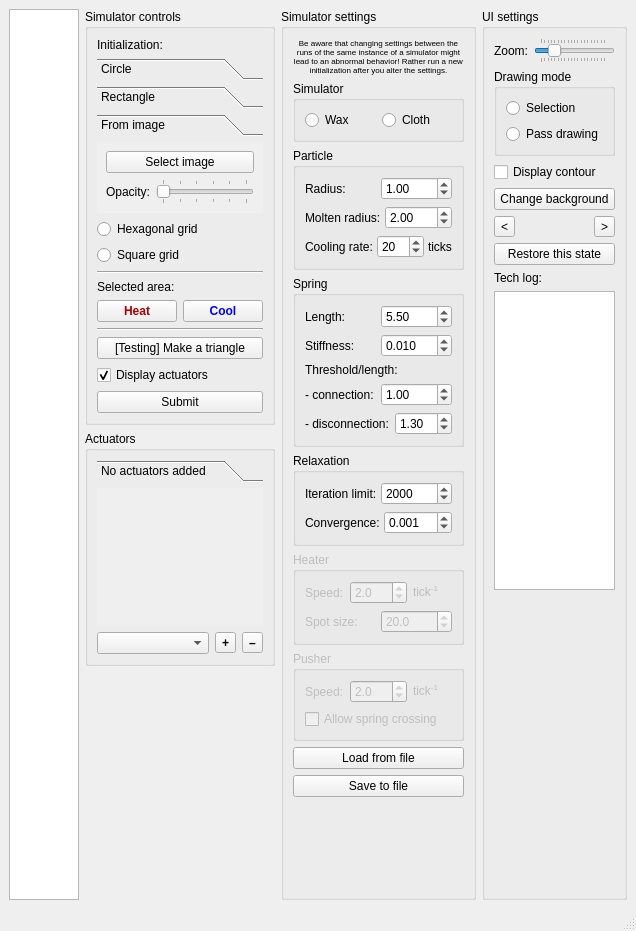
Old version of the form simulator/ui/mainwindow.ui in the repository dantrag/spring_simulator.
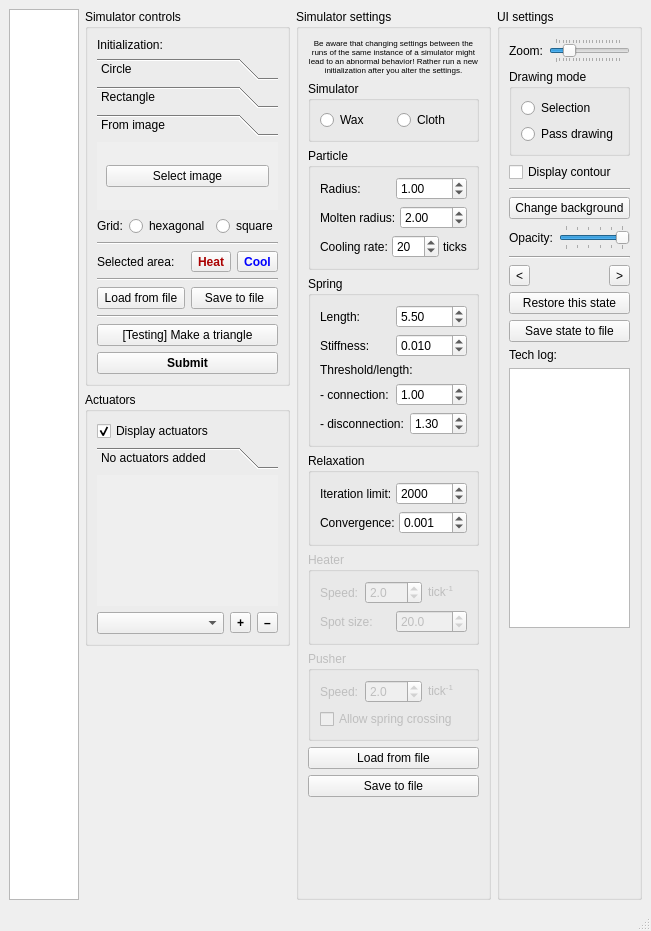
New version of the form.

Commit message: Added/corrected load/save of Actuator, SpringSimulatorState, SpringSimulator; introduced restoreState function to the simulator + related UI functionality

What changed in the file:
```diff
--- a/simulator/ui/mainwindow.ui
+++ b/simulator/ui/mainwindow.ui
@@ -53,7 +53,7 @@
              <rect>
               <x>0</x>
               <y>0</y>
-              <width>119</width>
+              <width>171</width>
               <height>139</height>
              </rect>
             </property>
@@ -144,7 +144,7 @@
              <rect>
               <x>0</x>
               <y>0</y>
-              <width>117</width>
+              <width>171</width>
               <height>170</height>
              </rect>
             </property>
@@ -259,8 +259,8 @@
              <rect>
               <x>0</x>
               <y>0</y>
-              <width>168</width>
-              <height>73</height>
+              <width>171</width>
+              <height>68</height>
              </rect>
             </property>
             <attribute name="label">
@@ -274,50 +274,23 @@
                </property>
               </widget>
              </item>
+            </layout>
+           </widget>
+          </widget>
+         </item>
              <item>
-              <layout class="QHBoxLayout" name="layout22">
+          <layout class="QHBoxLayout" name="layout42">
                <item>
-                <widget class="QLabel" name="static29">
+            <widget class="QLabel" name="static1">
                  <property name="text">
-                  <string>Opacity:</string>
-                 </property>
-                </widget>
-               </item>
-               <item>
-                <widget class="QSlider" name="bkg_opacity_slider">
-                 <property name="minimum">
-                  <number>0</number>
-                 </property>
-                 <property name="maximum">
-                  <number>100</number>
-                 </property>
-                 <property name="value">
-                  <number>0</number>
-                 </property>
-                 <property name="sliderPosition">
-                  <number>0</number>
-                 </property>
-                 <property name="orientation">
-                  <enum>Qt::Horizontal</enum>
-                 </property>
-                 <property name="tickPosition">
-                  <enum>QSlider::TicksBothSides</enum>
-                 </property>
-                 <property name="tickInterval">
-                  <number>20</number>
-                 </property>
-                </widget>
-               </item>
-              </layout>
-             </item>
-            </layout>
-           </widget>
+              <string>Grid:</string>
+             </property>
           </widget>
          </item>
          <item>
           <widget class="QRadioButton" name="init_hexagonal_button">
            <property name="text">
-            <string>Hexagonal grid</string>
+              <string>hexagonal</string>
            </property>
            <attribute name="buttonGroup">
             <string notr="true">init_mode_button_group</string>
@@ -327,12 +300,14 @@
          <item>
           <widget class="QRadioButton" name="init_square_button">
            <property name="text">
-            <string>Square grid</string>
+              <string>square</string>
            </property>
            <attribute name="buttonGroup">
             <string notr="true">init_mode_button_group</string>
            </attribute>
           </widget>
+           </item>
+          </layout>
          </item>
          <item>
           <widget class="Line" name="static43">
@@ -342,6 +317,8 @@
           </widget>
          </item>
          <item>
+          <layout class="QHBoxLayout" name="layout33">
+           <item>
           <widget class="QLabel" name="static15">
            <property name="text">
             <string>Selected area:</string>
@@ -349,9 +326,7 @@
           </widget>
          </item>
          <item>
-          <layout class="QHBoxLayout" name="layout33">
-           <item>
-            <widget class="QPushButton" name="heat_button">
+            <widget class="QToolButton" name="heat_button">
              <property name="palette">
               <palette>
                <active>
@@ -401,7 +376,7 @@
             </widget>
            </item>
            <item>
-            <widget class="QPushButton" name="cool_button">
+            <widget class="QToolButton" name="cool_button">
              <property name="palette">
               <palette>
                <active>
@@ -459,6 +434,31 @@
            </property>
           </widget>
          </item>
+         <item>
+          <layout class="QHBoxLayout" name="layout41">
+           <item>
+            <widget class="QPushButton" name="load_simulator_button">
+             <property name="text">
+              <string>Load from file</string>
+             </property>
+            </widget>
+           </item>
+           <item>
+            <widget class="QPushButton" name="save_simulator_button">
+             <property name="text">
+              <string>Save to file</string>
+             </property>
+            </widget>
+           </item>
+          </layout>
+         </item>
+         <item>
+          <widget class="Line" name="static6">
+           <property name="orientation">
+            <enum>Qt::Horizontal</enum>
+           </property>
+          </widget>
+         </item>
          <item>
           <widget class="QPushButton" name="triangle_button">
            <property name="text">
@@ -466,18 +466,14 @@
            </property>
           </widget>
          </item>
-         <item>
-          <widget class="QCheckBox" name="show_actuators_checkbox">
-           <property name="text">
-            <string>Display actuators</string>
-           </property>
-           <property name="checked">
-            <bool>true</bool>
-           </property>
-          </widget>
-         </item>
          <item>
           <widget class="QPushButton" name="submit_passes_button">
+           <property name="font">
+            <font>
+             <weight>75</weight>
+             <bold>true</bold>
+            </font>
+           </property>
            <property name="text">
             <string>Submit</string>
            </property>
@@ -492,6 +488,16 @@
          <string>Actuators</string>
         </property>
         <layout class="QVBoxLayout" name="layout38">
+         <item>
+          <widget class="QCheckBox" name="show_actuators_checkbox">
+           <property name="text">
+            <string>Display actuators</string>
+           </property>
+           <property name="checked">
+            <bool>true</bool>
+           </property>
+          </widget>
+         </item>
          <item>
           <widget class="QToolBox" name="actuator_list">
            <property name="currentIndex">
@@ -502,8 +508,8 @@
              <rect>
               <x>0</x>
               <y>0</y>
-              <width>168</width>
-              <height>119</height>
+              <width>171</width>
+              <height>112</height>
              </rect>
             </property>
             <attribute name="label">
@@ -1170,6 +1176,13 @@
          </property>
         </widget>
        </item>
+       <item>
+        <widget class="Line" name="static47">
+         <property name="orientation">
+          <enum>Qt::Horizontal</enum>
+         </property>
+        </widget>
+       </item>
        <item>
         <widget class="QPushButton" name="change_bkg_button">
          <property name="text">
@@ -1177,6 +1190,49 @@
          </property>
         </widget>
        </item>
+       <item>
+        <layout class="QHBoxLayout" name="layout22">
+         <item>
+          <widget class="QLabel" name="static29">
+           <property name="text">
+            <string>Opacity:</string>
+           </property>
+          </widget>
+         </item>
+         <item>
+          <widget class="QSlider" name="bkg_opacity_slider">
+           <property name="minimum">
+            <number>0</number>
+           </property>
+           <property name="maximum">
+            <number>100</number>
+           </property>
+           <property name="value">
+            <number>100</number>
+           </property>
+           <property name="sliderPosition">
+            <number>100</number>
+           </property>
+           <property name="orientation">
+            <enum>Qt::Horizontal</enum>
+           </property>
+           <property name="tickPosition">
+            <enum>QSlider::TicksBothSides</enum>
+           </property>
+           <property name="tickInterval">
+            <number>20</number>
+           </property>
+          </widget>
+         </item>
+        </layout>
+       </item>
+       <item>
+        <widget class="Line" name="static48">
+         <property name="orientation">
+          <enum>Qt::Horizontal</enum>
+         </property>
+        </widget>
+       </item>
        <item>
         <layout class="QHBoxLayout" name="layout34" stretch="0,1,0">
          <item>
@@ -1221,6 +1277,13 @@
          </property>
         </widget>
        </item>
+       <item>
+        <widget class="QPushButton" name="save_state_button">
+         <property name="text">
+          <string>Save state to file</string>
+         </property>
+        </widget>
+       </item>
        <item>
         <widget class="QLabel" name="static45">
          <property name="text">
```
Left out of the diff: 2 changed lines with no effect on the pictures. Lines whose indentation alone changed are shown as unchanged. The commit also changes 11 other files.
